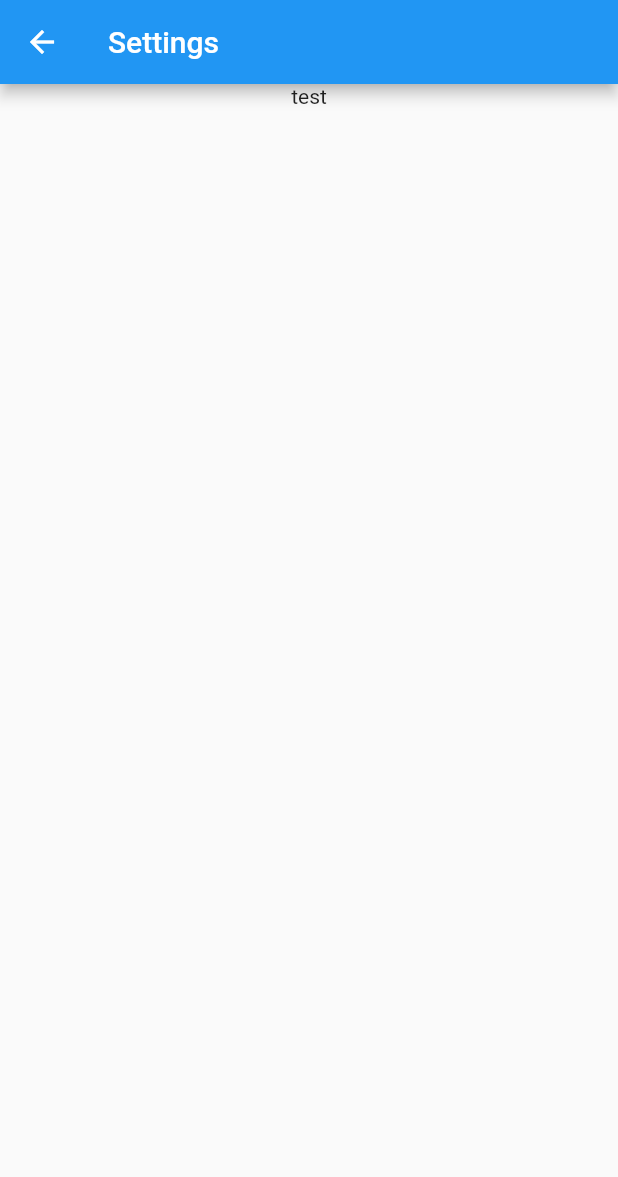
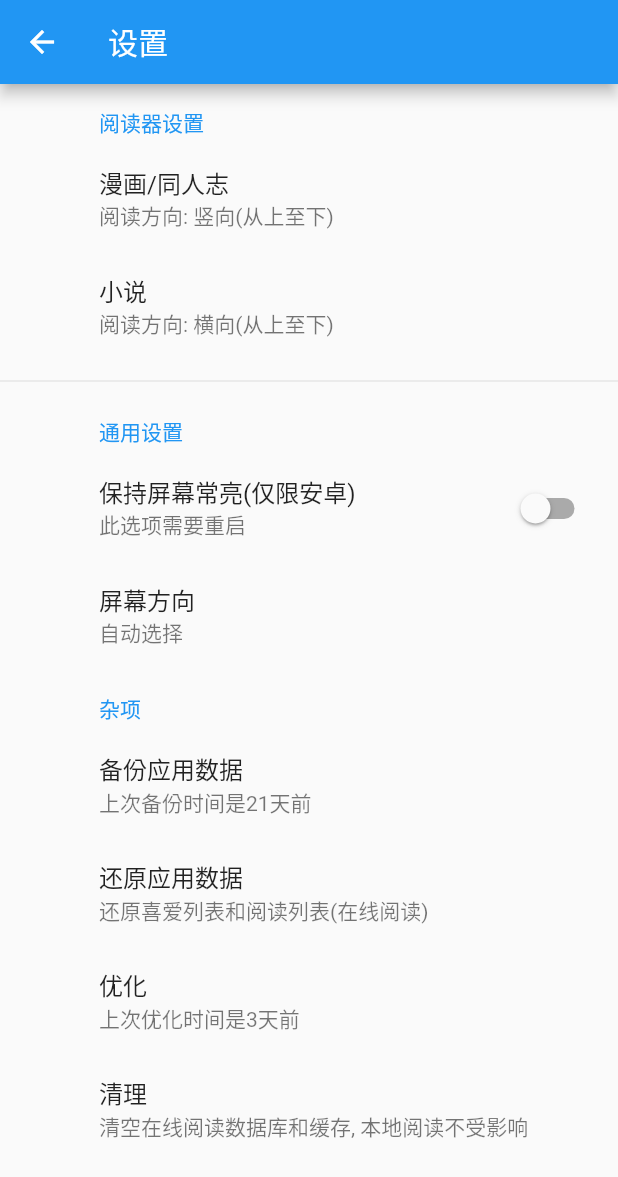
Before and after one commit to partnercloudsupport/bookshelf, a Flutter app: the ViewSettings screen opened directly, on a phone screen of 412 x 824 dp. Shown: the top 1177 px of the screen. Run offline on Flutter 3.47's test engine with Material 2 defaults, Android fonts, the phone set to English and light mode, and no system bars; our stand-ins replace battery, sembast, shared_preferences; missing offline and left inert: minibus, quick_actions; accounts and stored records are empty.

Commit message:
setup settings view

```diff
--- a/lib/views/view_settings.dart
+++ b/lib/views/view_settings.dart
@@ -1,20 +1,139 @@
 import 'package:flutter/material.dart';
 
-class ViewSettings extends StatelessWidget {
+class ViewSettings extends StatefulWidget {
+  const ViewSettings({ Key key }) : super(key: key);
 
   @override
-  Widget build(BuildContext context) => new Scaffold(
+  ViewSettingsState createState() => new ViewSettingsState();
+}
+
+class ViewSettingsState extends State<ViewSettings> {
+  bool keepScreenAwake = false;
+
+  _toggleScreenAwake() {
+    setState(() => keepScreenAwake = !keepScreenAwake);
+  }
+
+  @override
+  Widget build(BuildContext context) {
+    const EdgeInsetsGeometry tileItemPadding = const EdgeInsets.only(left: 50.0);
+    const EdgeInsetsGeometry dividerPadding = const EdgeInsets.only(top: 5.0);
+
+    return new Scaffold(
       appBar: new AppBar(
-      title: new Text('Settings'),
+        title: new Text('设置'),
       ),
-    body: new PageView(
+      body: new ListView(
         children: <Widget>[
-        new Column(
-          children: <Widget>[
-            new Text('test')
-          ],
-        )
+          new Container(
+            padding: const EdgeInsets.fromLTRB(66.0, 15.0, 0.0, 5.0),
+            child: new Text('阅读器设置', style: new TextStyle(color: Theme.of(context).primaryColor))
+          ),
+          new ListTile(
+            title: new Container(
+              padding: tileItemPadding,
+              child: const Text('漫画/同人志'),
+            ),
+            subtitle: new Container(
+              padding: tileItemPadding,
+              child: const Text('阅读方向: 竖向(从上至下)'),
+            ),
+            onTap: () {},
+          ),
+          new ListTile(
+            title: new Container(
+              padding: tileItemPadding,
+              child: const Text('小说'),
+            ),
+            subtitle: new Container(
+              padding: tileItemPadding,
+              child: const Text('阅读方向: 横向(从上至下)'),
+            ),
+            onTap: () {},
+          ),
+          new Padding(
+            padding: dividerPadding,
+            child: new Divider(),
+          ),
+          new Container(
+              padding: const EdgeInsets.fromLTRB(66.0, 15.0, 0.0, 5.0),
+              child: new Text('通用设置', style: new TextStyle(color: Theme.of(context).primaryColor))
+          ),
+          new SwitchListTile(
+            title: new Container(
+              padding: tileItemPadding,
+              child: const Text('保持屏幕常亮(仅限安卓)'),
+            ),
+            subtitle: new Container(
+              padding: tileItemPadding,
+              child: const Text('此选项需要重启'),
+            ),
+            value: keepScreenAwake,
+            onChanged: (bool value) {
+              _toggleScreenAwake();
+            },
+          ),
+          new ListTile(
+            title: new Container(
+              padding: tileItemPadding,
+              child: const Text('屏幕方向'),
+            ),
+            subtitle: new Container(
+              padding: tileItemPadding,
+              child: const Text('自动选择'),
+            ),
+            onTap: () {},
+          ),
+          new Container(
+              padding: const EdgeInsets.fromLTRB(66.0, 15.0, 0.0, 5.0),
+              child: new Text('杂项', style: new TextStyle(color: Theme.of(context).primaryColor))
+          ),
+          new ListTile(
+            title: new Container(
+              padding: tileItemPadding,
+              child: const Text('备份应用数据'),
+            ),
+            subtitle: new Container(
+              padding: tileItemPadding,
+              child: const Text('上次备份时间是21天前'),
+            ),
+            onTap: () {},
+          ),
+          new ListTile(
+            title: new Container(
+              padding: tileItemPadding,
+              child: const Text('还原应用数据'),
+            ),
+            subtitle: new Container(
+              padding: tileItemPadding,
+              child: const Text('还原喜爱列表和阅读列表(在线阅读)'),
+            ),
+            onTap: () {},
+          ),
+          new ListTile(
+            title: new Container(
+              padding: tileItemPadding,
+              child: const Text('优化'),
+            ),
+            subtitle: new Container(
+              padding: tileItemPadding,
+              child: const Text('上次优化时间是3天前'),
+            ),
+            onTap: () {},
+          ),
+          new ListTile(
+            title: new Container(
+              padding: tileItemPadding,
+              child: const Text('清理'),
+            ),
+            subtitle: new Container(
+              padding: tileItemPadding,
+              child: const Text('清空在线阅读数据库和缓存, 本地阅读不受影响'),
+            ),
+            onTap: () {},
+          ),
         ],
       ),
     );
   }
+}
```
Also changed, not shown: 1 other file. Lines whose indentation alone changed are shown as unchanged.
